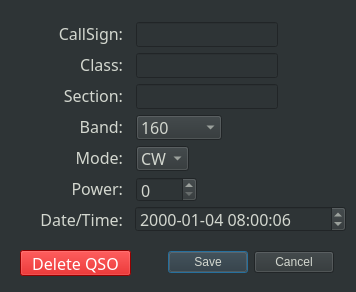
First picture: the form in dialog.ui, repository mbridak/WinterFieldDayLogger, before the edit.
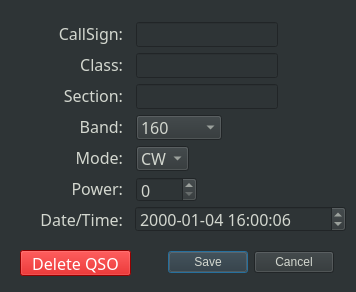
Second picture: the form after the edit.

Commit message: bug: edit dialog, corrected tab focus order.

The edit to the form file:
```diff
--- a/dialog.ui
+++ b/dialog.ui
@@ -132,7 +132,7 @@
    </property>
    <property name="dateTime">
     <datetime>
-     <hour>8</hour>
+     <hour>16</hour>
      <minute>0</minute>
      <second>6</second>
      <year>2000</year>
```
Left out of the diff: 10 changed lines with no effect on the pictures.
